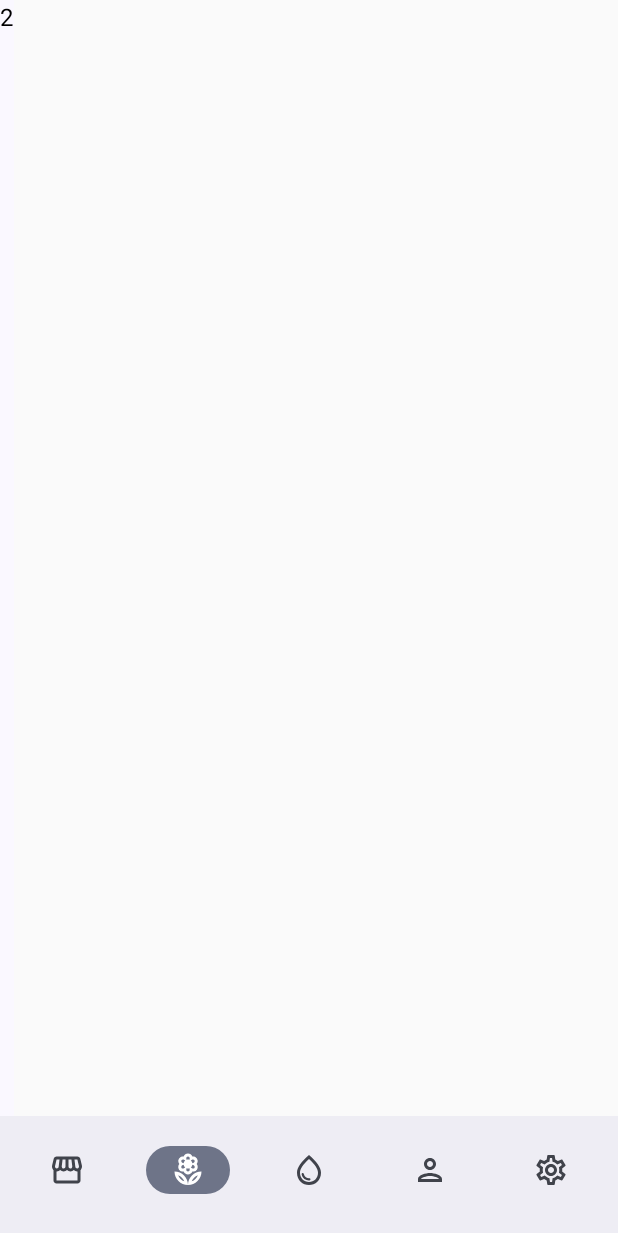
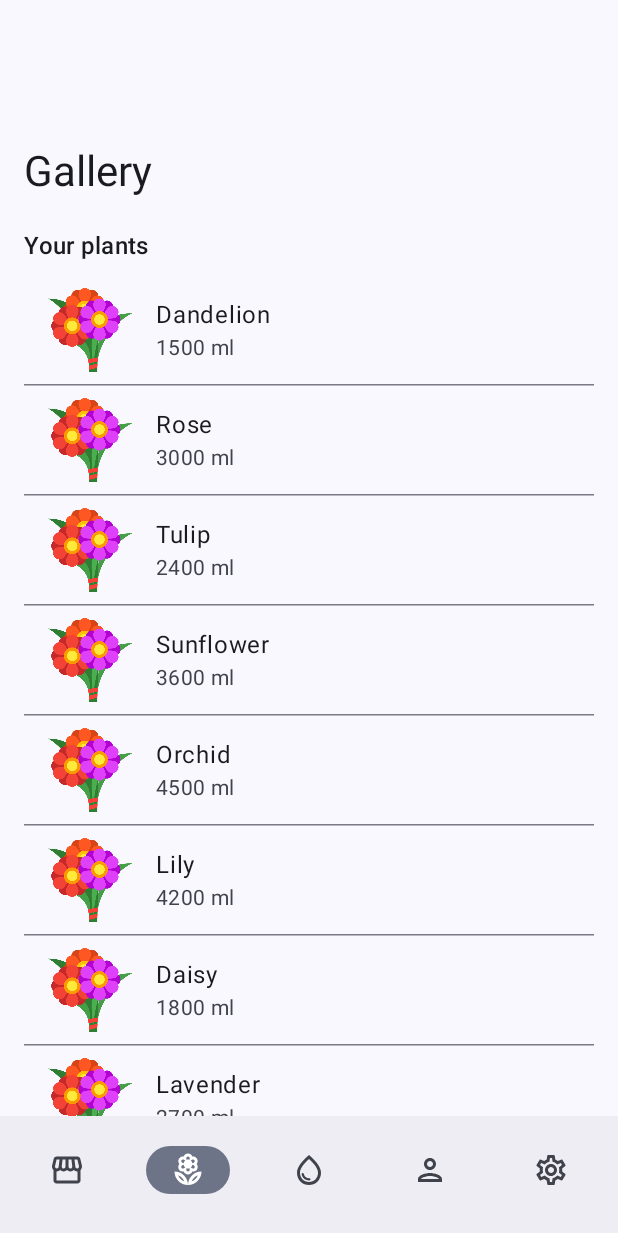
Before and after one commit to ilya-nvk/drink-and-water, an Android app built with Jetpack Compose: the gallery screen opened through its navigation route, on a phone screen of 412 x 824 dp. Shown: the top 1233 px of the screen. Run offline under Robolectric (Android 15) with nearby library versions, the phone set to English and light mode, and no system bars; our stand-ins replace Dagger/Hilt's generated code, Room's generated code.

Commit message:
GalleryScreen

```diff
--- a/app/src/main/java/com/ilyanvk/drinkwater/presentation/MainScreen.kt
+++ b/app/src/main/java/com/ilyanvk/drinkwater/presentation/MainScreen.kt
@@ -11,6 +11,7 @@ import androidx.compose.ui.tooling.preview.Preview
 import androidx.navigation.compose.NavHost
 import androidx.navigation.compose.composable
 import androidx.navigation.compose.rememberNavController
+import com.ilyanvk.drinkwater.presentation.gallery.GalleryScreen
 import com.ilyanvk.drinkwater.presentation.navigationbar.BottomNavigationBar
 import com.ilyanvk.drinkwater.presentation.navigationbar.BottomNavigationItems
 import com.ilyanvk.drinkwater.presentation.profile.ProfileScreen
@@ -35,13 +36,13 @@ fun MainScreen() {
                 ShopScreen()
             }
             composable(BottomNavigationItems.Gallery.route) {
-                Text(text = "2")
+                GalleryScreen()
             }
             composable(BottomNavigationItems.Tracker.route) {
-                TrackerScreen(modifier = Modifier.fillMaxSize())
+                TrackerScreen()
             }
             composable(BottomNavigationItems.Profile.route) {
-                ProfileScreen(modifier = Modifier.fillMaxSize())
+                ProfileScreen()
             }
             composable(BottomNavigationItems.Settings.route) {
                 Text(text = "5")
--- /dev/null
+++ b/app/src/main/java/com/ilyanvk/drinkwater/presentation/gallery/GalleryScreen.kt
@@ -0,0 +1,98 @@
+package com.ilyanvk.drinkwater.presentation.gallery
+
+import androidx.compose.foundation.ExperimentalFoundationApi
+import androidx.compose.foundation.combinedClickable
+import androidx.compose.foundation.layout.Spacer
+import androidx.compose.foundation.layout.fillMaxWidth
+import androidx.compose.foundation.layout.height
+import androidx.compose.foundation.layout.padding
+import androidx.compose.foundation.lazy.LazyColumn
+import androidx.compose.foundation.lazy.items
+import androidx.compose.material3.ExperimentalMaterial3Api
+import androidx.compose.material3.HorizontalDivider
+import androidx.compose.material3.LargeTopAppBar
+import androidx.compose.material3.MaterialTheme
+import androidx.compose.material3.Scaffold
+import androidx.compose.material3.SnackbarHost
+import androidx.compose.material3.SnackbarHostState
+import androidx.compose.material3.Text
+import androidx.compose.material3.TopAppBarDefaults
+import androidx.compose.material3.rememberTopAppBarState
+import androidx.compose.runtime.Composable
+import androidx.compose.runtime.remember
+import androidx.compose.runtime.rememberCoroutineScope
+import androidx.compose.ui.Modifier
+import androidx.compose.ui.input.nestedscroll.nestedScroll
+import androidx.compose.ui.res.painterResource
+import androidx.compose.ui.res.stringResource
+import androidx.compose.ui.tooling.preview.Preview
+import androidx.compose.ui.unit.dp
+import androidx.hilt.navigation.compose.hiltViewModel
+import com.ilyanvk.drinkwater.R
+import com.ilyanvk.drinkwater.presentation.gallery.components.GrownPlantComponent
+import kotlinx.coroutines.launch
+
+@Preview
+@OptIn(ExperimentalMaterial3Api::class, ExperimentalFoundationApi::class)
+@Composable
+fun GalleryScreen(
+    modifier: Modifier = Modifier, viewModel: GalleryViewModel = hiltViewModel()
+) {
+    val snackbarHostState = remember { SnackbarHostState() }
+    val coroutineScope = rememberCoroutineScope()
+
+    val scrollBehavior = TopAppBarDefaults.enterAlwaysScrollBehavior(rememberTopAppBarState())
+
+    val singleTapMessage = stringResource(R.string.long_tap_to_delete_plant)
+    val plantDeletedMessage = stringResource(R.string.plant_deleted)
+
+    Scaffold(
+        modifier = modifier.nestedScroll(scrollBehavior.nestedScrollConnection), topBar = {
+            LargeTopAppBar(
+                title = {
+                    Text(
+                        text = stringResource(id = R.string.gallery)
+                    )
+                }, scrollBehavior = scrollBehavior
+            )
+        },
+        snackbarHost = { SnackbarHost(hostState = snackbarHostState) }
+    ) { paddingValues ->
+        LazyColumn(
+            modifier = Modifier.padding(paddingValues)
+        ) {
+            item {
+                Text(
+                    modifier = Modifier.padding(horizontal = 16.dp),
+                    text = "Your plants",
+                    style = MaterialTheme.typography.titleMedium
+                )
+                Spacer(modifier = modifier.height(8.dp))
+            }
+            items(viewModel.plants.value) { plant ->
+                GrownPlantComponent(
+                    modifier = Modifier
+                        .combinedClickable(
+                            onClick = {
+                                coroutineScope.launch {
+                                    snackbarHostState.showSnackbar(message = singleTapMessage)
+                                }
+                            },
+                            onLongClick = {
+                                // todo
+                            },
+                            onLongClickLabel = stringResource(id = R.string.delete)
+                        )
+                        .padding(horizontal = 16.dp)
+                        .fillMaxWidth(),
+                    name = stringResource(id = plant.nameStringId),
+                    painter = painterResource(
+                        id = plant.pictureId4
+                    ),
+                    waterIntake = plant.totalWater
+                )
+                HorizontalDivider(modifier = Modifier.padding(horizontal = 16.dp))
+            }
+        }
+    }
+}
--- /dev/null
+++ b/app/src/main/java/com/ilyanvk/drinkwater/presentation/gallery/GalleryScreenEvent.kt
@@ -0,0 +1,6 @@
+package com.ilyanvk.drinkwater.presentation.gallery
+
+sealed class GalleryScreenEvent {
+    data class DeletePlant(val id: String) : GalleryScreenEvent()
+    data object RestorePlant : GalleryScreenEvent()
+}
--- /dev/null
+++ b/app/src/main/java/com/ilyanvk/drinkwater/presentation/gallery/GalleryViewModel.kt
@@ -0,0 +1,22 @@
+package com.ilyanvk.drinkwater.presentation.gallery
+
+import androidx.compose.runtime.State
+import androidx.compose.runtime.mutableStateOf
+import androidx.lifecycle.ViewModel
+import com.ilyanvk.drinkwater.domain.model.Plant
+import com.ilyanvk.drinkwater.domain.repository.plants.ShopRepositoryImpl
+import dagger.hilt.android.lifecycle.HiltViewModel
+import javax.inject.Inject
+
+@HiltViewModel
+class GalleryViewModel @Inject constructor() : ViewModel() {
+    private val _plants = mutableStateOf<List<Plant>>(ShopRepositoryImpl().getAllPlants())
+    val plants: State<List<Plant>> = _plants
+
+    fun onEvent(event: GalleryScreenEvent) {
+        when (event) {
+            is GalleryScreenEvent.DeletePlant -> TODO()
+            GalleryScreenEvent.RestorePlant -> TODO()
+        }
+    }
+}
--- /dev/null
+++ b/app/src/main/java/com/ilyanvk/drinkwater/presentation/gallery/components/GrownPlantComponent.kt
@@ -0,0 +1,45 @@
+package com.ilyanvk.drinkwater.presentation.gallery.components
+
+import androidx.compose.foundation.Image
+import androidx.compose.foundation.layout.size
+import androidx.compose.material3.ListItem
+import androidx.compose.material3.Text
+import androidx.compose.runtime.Composable
+import androidx.compose.ui.Modifier
+import androidx.compose.ui.graphics.painter.Painter
+import androidx.compose.ui.res.painterResource
+import androidx.compose.ui.res.stringResource
+import androidx.compose.ui.tooling.preview.Preview
+import androidx.compose.ui.unit.dp
+import com.ilyanvk.drinkwater.R
+
+@Composable
+fun GrownPlantComponent(
+    modifier: Modifier = Modifier,
+    name: String,
+    painter: Painter,
+    waterIntake: Int
+) {
+    ListItem(
+        modifier = modifier,
+        headlineContent = { Text(text = name) },
+        supportingContent = {
+            Text(text = stringResource(R.string.ml, waterIntake))
+        },
+        leadingContent = {
+            Image(
+                modifier = Modifier.size(56.dp),
+                painter = painter,
+                contentDescription = null
+            )
+        },
+    )
+}
+
+@Preview
+@Composable
+fun GrownPlantComponentPreview() {
+    GrownPlantComponent(
+        name = "Rose", painter = painterResource(id = R.drawable.plant_test), waterIntake = 1500
+    )
+}
--- a/app/src/main/res/values/strings.xml
+++ b/app/src/main/res/values/strings.xml
@@ -51,4 +51,8 @@
     <string name="name_price">%1$s: %2$s coins</string>
     <string name="needs_ml_to_grow">Needs %1$s ml to grow</string>
     <string name="coins">Coins</string>
+    <string name="ml">%1$s ml</string>
+    <string name="delete">Delete</string>
+    <string name="long_tap_to_delete_plant">Long tap to delete plant</string>
+    <string name="plant_deleted">Plant deleted</string>
 </resources>
```
